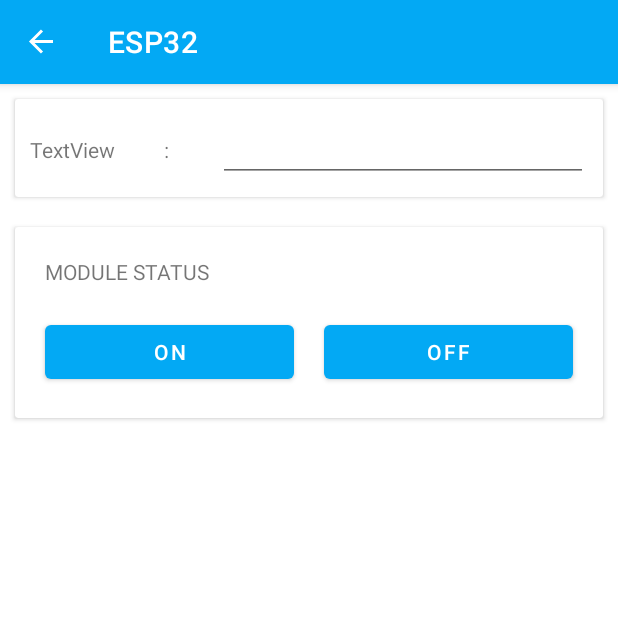
After one commit to jhonnatan1806/Android-ESP32, an Android app: the FragmentForm screen opened through its navigation route, on a phone screen of 412 x 824 dp, the top half of it. The commit adds this screen. Run offline under Robolectric (Android 15) with nearby library versions, the light colour scheme and no system bars; our stand-ins replace navigation-ui.

Commit message:
update form

```diff
--- /dev/null
+++ b/app/src/main/java/com/jhaner/esp32/view/FragmentForm.java
@@ -0,0 +1,30 @@
+package com.jhaner.esp32.view;
+
+import android.os.Bundle;
+import android.view.LayoutInflater;
+import android.view.View;
+import android.view.ViewGroup;
+
+import androidx.fragment.app.Fragment;
+
+import com.jhaner.esp32.R;
+
+
+public class FragmentForm extends Fragment {
+
+
+    @Override
+    public void onCreate(Bundle savedInstanceState) {
+        super.onCreate(savedInstanceState);
+        if (getArguments() != null) {
+
+        }
+    }
+
+    @Override
+    public View onCreateView(LayoutInflater inflater, ViewGroup container,
+                             Bundle savedInstanceState) {
+
+        return inflater.inflate(R.layout.fragment_form, container, false);
+    }
+}
--- /dev/null
+++ b/app/src/main/res/layout/cardview_form.xml
@@ -0,0 +1,47 @@
+<?xml version="1.0" encoding="utf-8"?>
+<androidx.cardview.widget.CardView xmlns:android="http://schemas.android.com/apk/res/android"
+    xmlns:app="http://schemas.android.com/apk/res-auto"
+    xmlns:tools="http://schemas.android.com/tools"
+    android:layout_width="match_parent"
+    android:layout_height="wrap_content"
+    android:layout_marginStart="10dp"
+    android:layout_marginTop="5dp"
+    android:layout_marginEnd="10dp"
+    android:layout_marginBottom="5dp">
+
+    <LinearLayout
+        android:layout_width="match_parent"
+        android:layout_height="match_parent"
+        android:layout_margin="10dp"
+        android:orientation="vertical">
+
+        <LinearLayout
+            android:layout_width="match_parent"
+            android:layout_height="match_parent"
+            android:orientation="horizontal">
+
+            <TextView
+                android:id="@+id/textView12"
+                android:layout_width="wrap_content"
+                android:layout_height="wrap_content"
+                android:layout_weight="1"
+                android:text="TextView" />
+
+            <TextView
+                android:id="@+id/textView13"
+                android:layout_width="wrap_content"
+                android:layout_height="wrap_content"
+                android:layout_weight="1"
+                android:text=":" />
+
+            <EditText
+                android:id="@+id/editTextNumber"
+                android:layout_width="wrap_content"
+                android:layout_height="wrap_content"
+                android:layout_weight="1"
+                android:ems="10"
+                android:inputType="number" />
+
+        </LinearLayout>
+    </LinearLayout>
+</androidx.cardview.widget.CardView>
--- /dev/null
+++ b/app/src/main/res/layout/cardview_status.xml
@@ -0,0 +1,47 @@
+<?xml version="1.0" encoding="utf-8"?>
+<androidx.cardview.widget.CardView xmlns:android="http://schemas.android.com/apk/res/android"
+    xmlns:app="http://schemas.android.com/apk/res-auto"
+    xmlns:tools="http://schemas.android.com/tools"
+    android:layout_width="match_parent"
+    android:layout_height="wrap_content"
+    android:layout_marginStart="10dp"
+    android:layout_marginTop="5dp"
+    android:layout_marginEnd="10dp"
+    android:layout_marginBottom="5dp">
+
+    <LinearLayout
+        android:layout_width="match_parent"
+        android:layout_height="match_parent"
+        android:layout_margin="10dp"
+        android:orientation="vertical">
+
+        <TextView
+            android:id="@+id/textView6"
+            android:layout_width="match_parent"
+            android:layout_height="wrap_content"
+            android:layout_margin="10dp"
+            android:text="MODULE STATUS" />
+
+        <LinearLayout
+            android:layout_width="match_parent"
+            android:layout_height="match_parent"
+            android:orientation="horizontal">
+
+            <Button
+                android:id="@+id/button"
+                android:layout_width="wrap_content"
+                android:layout_height="wrap_content"
+                android:layout_margin="10dp"
+                android:layout_weight="1"
+                android:text="ON" />
+
+            <Button
+                android:id="@+id/button2"
+                android:layout_width="wrap_content"
+                android:layout_height="wrap_content"
+                android:layout_margin="10dp"
+                android:layout_weight="1"
+                android:text="OFF" />
+        </LinearLayout>
+    </LinearLayout>
+</androidx.cardview.widget.CardView>
--- /dev/null
+++ b/app/src/main/res/layout/fragment_form.xml
@@ -0,0 +1,26 @@
+<?xml version="1.0" encoding="utf-8"?>
+<FrameLayout xmlns:android="http://schemas.android.com/apk/res/android"
+    xmlns:tools="http://schemas.android.com/tools"
+    android:layout_width="match_parent"
+    android:layout_height="match_parent"
+    tools:context=".view.FragmentForm">
+
+    <LinearLayout
+        android:layout_width="match_parent"
+        android:layout_height="match_parent"
+        android:orientation="vertical">
+
+        <include
+            layout="@layout/cardview_form"
+            android:layout_width="match_parent"
+            android:layout_height="wrap_content"
+            android:layout_margin="10dp" />
+
+        <include
+            layout="@layout/cardview_status"
+            android:layout_width="match_parent"
+            android:layout_height="wrap_content"
+            android:layout_margin="10dp" />
+    </LinearLayout>
+
+</FrameLayout>
--- a/app/src/main/res/navigation/nav_graph.xml
+++ b/app/src/main/res/navigation/nav_graph.xml
@@ -27,5 +27,18 @@
         android:id="@+id/FragmentModule"
         android:name="com.jhaner.esp32.view.FragmentModule"
         android:label="@string/app_name"
-        tools:layout="@layout/fragment_module" />
+        tools:layout="@layout/fragment_module" >
+        <action
+            android:id="@+id/action_FragmentModule_to_fragmentForm"
+            app:destination="@id/FragmentForm" />
+    </fragment>
+    <fragment
+        android:id="@+id/FragmentForm"
+        android:name="com.jhaner.esp32.view.FragmentForm"
+        android:label="@string/app_name"
+        tools:layout="@layout/fragment_form">
+        <action
+            android:id="@+id/action_fragmentForm_to_FragmentModule"
+            app:destination="@id/FragmentModule" />
+    </fragment>
 </navigation>
```
Also changed, not shown: app/src/main/java/com/jhaner/esp32/model/ModelModule.java (+10 -30 lines), app/src/main/java/com/jhaner/esp32/presenter/AdapterModule.java (+16 -19 lines), app/src/main/java/com/jhaner/esp32/presenter/PresenterModule.java (+3 -7 lines), app/src/main/res/layout/cardview_module.xml (+29 -63 lines).
